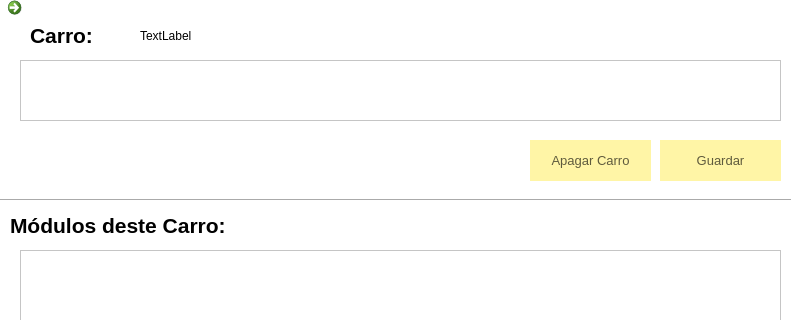
Above: FSIPLeiria/gerircarro.ui from tatianascgil/Projeto_Informatico_Formula_Student_Barramento_CAN before the change; both pictures show x 0 to 800 and y 0 to 320 of the 800 by 500 pixel window. Below: the same form after it.
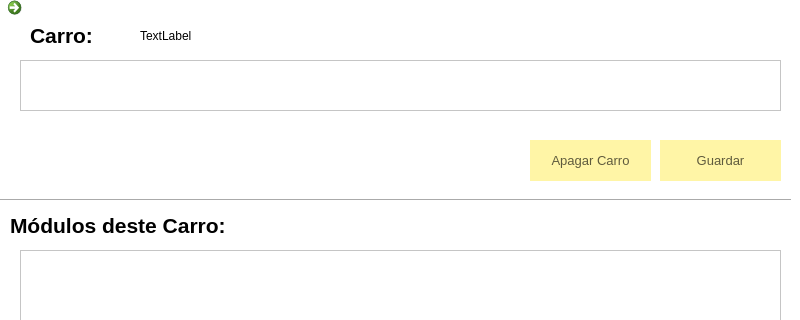
That is the form after the change. Icons and pictures are not drawn.

What changed in the file:
```diff
--- a/FSIPLeiria/gerircarro.ui
+++ b/FSIPLeiria/gerircarro.ui
@@ -65,7 +65,7 @@
      <x>20</x>
      <y>60</y>
      <width>761</width>
-     <height>61</height>
+     <height>51</height>
     </rect>
    </property>
   </widget>
```
